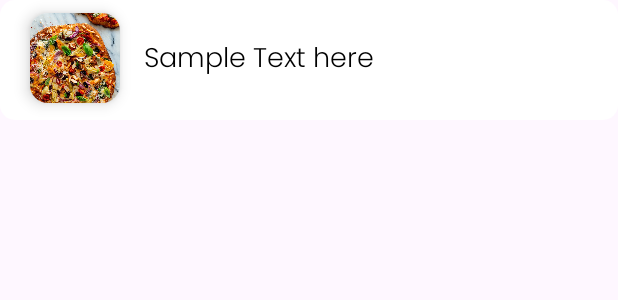
After one commit to Luc4st1574/RecetAPP, an Android app: the layout search_rv.xml on its own in the app's theme, with its tools: preview values and no code run, on a phone screen of 412 x 824 dp. The commit adds this screen. Shown: the top 300 px of the screen. Run offline under Robolectric (Android 15) with nearby library versions, the phone set to English and light mode, and no system bars.

Commit message:
add: search engine and recipe carrousel

```diff
--- a/app/src/main/java/com/example/recetapp/HomeActivity.kt
+++ b/app/src/main/java/com/example/recetapp/HomeActivity.kt
@@ -27,6 +27,10 @@ class HomeActivity : AppCompatActivity() {
         setContentView(binding.root)
 
         setUpRecyclerView()
+        binding.search.setOnClickListener {
+            val intent = Intent(this, SearchActivity::class.java)
+            startActivity(intent)
+        }
 
         // Apply system bar padding
         ViewCompat.setOnApplyWindowInsetsListener(findViewById(R.id.main)) { v, insets ->
--- a/app/src/main/java/com/example/recetapp/SearchActivity.kt
+++ b/app/src/main/java/com/example/recetapp/SearchActivity.kt
@@ -5,10 +5,16 @@ import androidx.activity.enableEdgeToEdge
 import androidx.appcompat.app.AppCompatActivity
 import androidx.core.view.ViewCompat
 import androidx.core.view.WindowInsetsCompat
+import com.example.recetapp.databinding.ActivitySearchBinding
 
 class SearchActivity : AppCompatActivity() {
+    private lateinit var binding: ActivitySearchBinding
     override fun onCreate(savedInstanceState: Bundle?) {
         super.onCreate(savedInstanceState)
+        binding = ActivitySearchBinding.inflate(layoutInflater)
+        setContentView(binding.root)
+        binding.search.requestFocus()
+
         enableEdgeToEdge()
         setContentView(R.layout.activity_search)
         ViewCompat.setOnApplyWindowInsetsListener(findViewById(R.id.main)) { v, insets ->
--- /dev/null
+++ b/app/src/main/java/com/example/recetapp/SearchAdapter.kt
@@ -0,0 +1,4 @@
+package com.example.recetapp
+
+class SearchAdapter {
+}
--- a/app/src/main/res/drawable/card_back_btn.xml
+++ b/app/src/main/res/drawable/card_back_btn.xml
@@ -1,6 +1,6 @@
 <?xml version="1.0" encoding="utf-8"?>
 <ripple xmlns:android="http://schemas.android.com/apk/res/android"
-    android:color="#ACFFC7">
+    android:color="#e82f3d">
 
     <item >
 
--- a/app/src/main/res/layout/activity_home.xml
+++ b/app/src/main/res/layout/activity_home.xml
@@ -58,7 +58,7 @@
         app:layout_constraintTop_toBottomOf="@+id/textView2" />
 
     <EditText
-        android:id="@+id/txtSearch"
+        android:id="@+id/search"
         android:layout_width="0dp"
         android:layout_height="55dp"
         android:layout_marginStart="24dp"
@@ -98,7 +98,7 @@
         android:textColor="@color/black"
         android:textSize="20sp"
         app:layout_constraintStart_toStartOf="@+id/textView2"
-        app:layout_constraintTop_toBottomOf="@+id/txtSearch" />
+        app:layout_constraintTop_toBottomOf="@+id/search" />
 
     <HorizontalScrollView
         android:id="@+id/horizontalScrollView"
--- /dev/null
+++ b/app/src/main/res/layout/search_rv.xml
@@ -0,0 +1,43 @@
+<?xml version="1.0" encoding="utf-8"?>
+<androidx.constraintlayout.widget.ConstraintLayout xmlns:android="http://schemas.android.com/apk/res/android"
+    xmlns:tools="http://schemas.android.com/tools"
+    android:layout_width="match_parent"
+    android:layout_height="80dp"
+    xmlns:app="http://schemas.android.com/apk/res-auto"
+    android:background="@drawable/card_back_btn">
+
+    <androidx.cardview.widget.CardView
+        android:id="@+id/cardView"
+        android:layout_width="60dp"
+        android:layout_height="60dp"
+        android:layout_marginStart="20dp"
+        app:cardElevation="6dp"
+        app:layout_constraintBottom_toBottomOf="parent"
+        app:layout_constraintStart_toStartOf="parent"
+        app:layout_constraintTop_toTopOf="parent"
+        app:layout_constraintVertical_bias="0.421"
+        app:cardCornerRadius="12dp">
+
+        <ImageView
+            android:layout_width="64dp"
+            android:layout_height="64dp"
+            android:layout_gravity="center"
+            android:scaleType="centerCrop"
+            android:src="@drawable/pizza_sample" />
+    </androidx.cardview.widget.CardView>
+
+    <TextView
+        android:id="@+id/textView3"
+        android:layout_width="0dp"
+        android:layout_height="wrap_content"
+        android:layout_marginStart="16dp"
+        android:layout_marginEnd="16dp"
+        android:text="Sample Text here"
+        android:fontFamily="@font/poppins_light"
+        android:textColor="@color/black"
+        android:textSize="18sp"
+        app:layout_constraintBottom_toBottomOf="parent"
+        app:layout_constraintEnd_toEndOf="parent"
+        app:layout_constraintStart_toEndOf="@+id/cardView"
+        app:layout_constraintTop_toTopOf="parent" />
+</androidx.constraintlayout.widget.ConstraintLayout>
```
Also changed, not shown: app/src/main/res/layout/activity_search.xml (+42 -1 lines).
